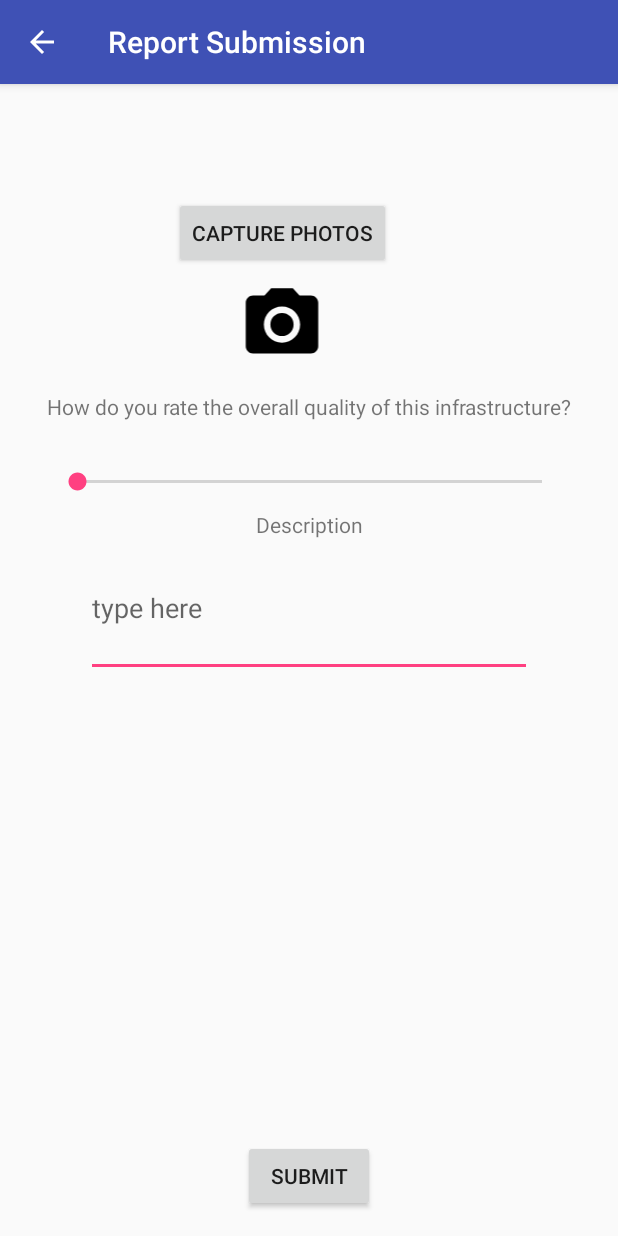
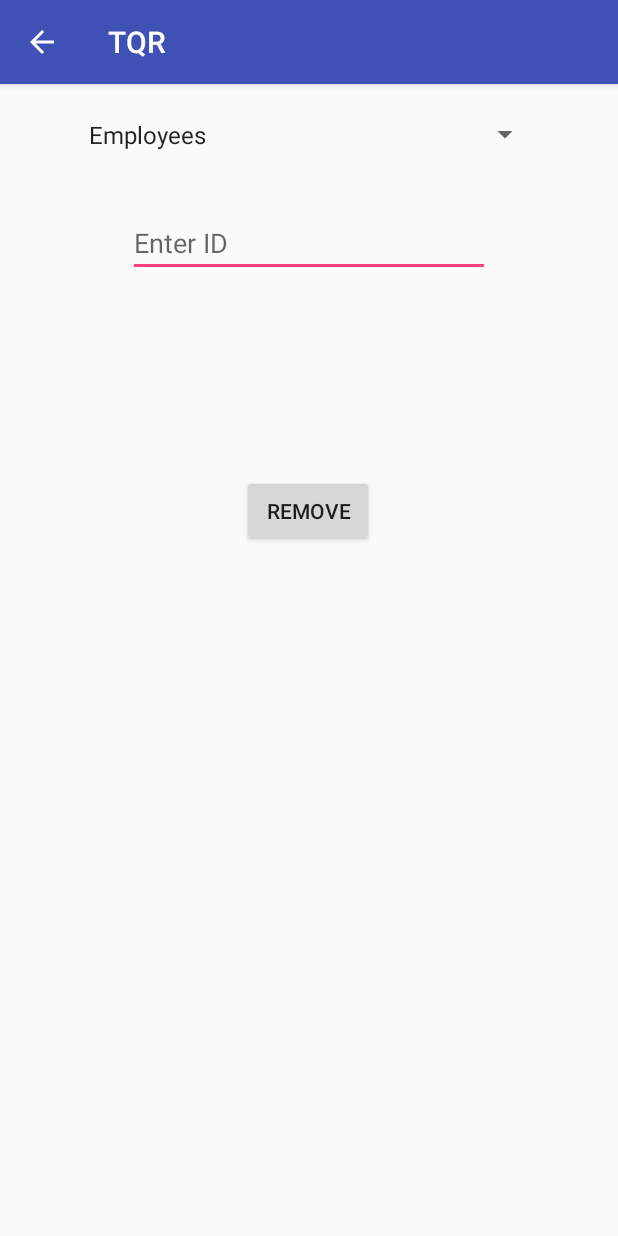
Before and after one commit to DanielMMilner/Infrastructure-Quality-Reporter-App, an Android app: the DatabaseViewer screen opened directly, with no data from a screen before it, after a tap on "remove icon", on a phone screen of 412 x 824 dp. Run offline under Robolectric (Android 15) with nearby library versions, the phone set to English and light mode, and no system bars; 1 statement that could not run was skipped.

Commit message:
added remove from database feature

```diff
--- a/app/src/main/AndroidManifest.xml
+++ b/app/src/main/AndroidManifest.xml
@@ -66,6 +66,9 @@
         <activity
             android:name=".DebugDatabaseActivity"
             android:parentActivityName=".DatabaseViewer" />
+        <activity
+            android:name=".RemoveFromDatabaseActivity"
+            android:parentActivityName=".DatabaseViewer" />
     </application>
 
 </manifest>
--- a/app/src/main/java/s3542977/com/tqr/DatabaseViewer.java
+++ b/app/src/main/java/s3542977/com/tqr/DatabaseViewer.java
@@ -35,7 +35,7 @@ public class DatabaseViewer extends AppCompatActivity {
                 startActivity(intent);
                 break;
             case R.id.removeButton:
-                intent = new Intent(this, ReportActivity.class);
+                intent = new Intent(this, RemoveFromDatabaseActivity.class);
                 startActivity(intent);
                 break;
             case R.id.searchButton:
--- /dev/null
+++ b/app/src/main/java/s3542977/com/tqr/RemoveFromDatabaseActivity.java
@@ -0,0 +1,95 @@
+package s3542977.com.tqr;
+
+import android.support.v7.app.AppCompatActivity;
+import android.os.Bundle;
+import android.text.InputType;
+import android.util.Log;
+import android.view.View;
+import android.widget.AdapterView;
+import android.widget.ArrayAdapter;
+import android.widget.EditText;
+import android.widget.Spinner;
+import android.widget.TextView;
+
+import java.util.ArrayList;
+
+public class RemoveFromDatabaseActivity extends AppCompatActivity implements AdapterView.OnItemSelectedListener {
+    private EditText idOption;
+    private TextView removeResult;
+    private DatabaseHandler databaseHandler;
+    private int spinnerPosition = 0;
+    private Spinner typeSpinner;
+
+    @Override
+    protected void onCreate(Bundle savedInstanceState) {
+        super.onCreate(savedInstanceState);
+        setContentView(R.layout.activity_remove_from_database);
+
+        databaseHandler = new DatabaseHandler(this);
+
+        idOption = findViewById(R.id.idOption);
+
+        removeResult = findViewById(R.id.removeResult);
+
+        Spinner tableSpinner = findViewById(R.id.removeFromDatabaseSpinner);
+        ArrayAdapter<CharSequence> adapter = ArrayAdapter.createFromResource(this,
+                R.array.search_database_array, android.R.layout.simple_spinner_item);
+        adapter.setDropDownViewResource(android.R.layout.simple_spinner_dropdown_item);
+        tableSpinner.setAdapter(adapter);
+        tableSpinner.setOnItemSelectedListener(this);
+
+        typeSpinner = findViewById(R.id.typeSpinner3);
+        typeSpinner.setOnItemSelectedListener(this);
+
+        ArrayList<String> options = databaseHandler.getTypesList();
+        if (options != null) {
+            ArrayAdapter<String> adapterTypes = new ArrayAdapter<>(this,
+                    android.R.layout.simple_spinner_item, options);
+            adapterTypes.setDropDownViewResource(android.R.layout.simple_spinner_dropdown_item);
+            typeSpinner.setAdapter(adapterTypes);
+        } else {
+            Log.d("Types List", "There is no types in the database");
+        }
+    }
+
+    @Override
+    public void onItemSelected(AdapterView<?> parent, View view, int position, long id) {
+        Spinner spinner = (Spinner) parent;
+        if (spinner.getId() == R.id.removeFromDatabaseSpinner) {
+            spinnerPosition = position;
+            if (position == DatabaseHandler.TYPES) {
+                idOption.setVisibility(View.INVISIBLE);
+                typeSpinner.setVisibility(View.VISIBLE);
+            } else {
+                idOption.setVisibility(View.VISIBLE);
+                typeSpinner.setVisibility(View.INVISIBLE);
+            }
+        }
+    }
+
+    @Override
+    public void onNothingSelected(AdapterView<?> parent) {
+
+    }
+
+    public void buttonPressed(View view) {
+        String id;
+
+        if (spinnerPosition == DatabaseHandler.TYPES) {
+            id = typeSpinner.getSelectedItem().toString();
+        } else {
+            id = String.valueOf(idOption.getText());
+        }
+
+        if (id.isEmpty()) {
+            removeResult.setText(R.string.enterAnId);
+            return;
+        }
+
+        if (databaseHandler.removeEntry(spinnerPosition, id)) {
+            removeResult.setText(R.string.removeSuccess);
+        } else {
+            removeResult.setText(R.string.removeFailed);
+        }
+    }
+}
--- /dev/null
+++ b/app/src/main/res/layout/activity_remove_from_database.xml
@@ -0,0 +1,72 @@
+<?xml version="1.0" encoding="utf-8"?>
+<android.support.constraint.ConstraintLayout xmlns:android="http://schemas.android.com/apk/res/android"
+    xmlns:app="http://schemas.android.com/apk/res-auto"
+    xmlns:tools="http://schemas.android.com/tools"
+    android:layout_width="match_parent"
+    android:layout_height="match_parent"
+    tools:context=".RemoveFromDatabaseActivity">
+
+    <Spinner
+        android:id="@+id/typeSpinner3"
+        android:layout_width="215dp"
+        android:layout_height="38dp"
+        android:layout_marginEnd="8dp"
+        android:layout_marginStart="8dp"
+        android:layout_marginTop="40dp"
+        android:visibility="invisible"
+        app:layout_constraintEnd_toEndOf="@+id/removeFromDatabaseSpinner"
+        app:layout_constraintStart_toStartOf="@+id/removeFromDatabaseSpinner"
+        app:layout_constraintTop_toBottomOf="@+id/removeFromDatabaseSpinner" />
+
+    <EditText
+        android:id="@+id/idOption"
+        android:layout_width="241dp"
+        android:layout_height="wrap_content"
+        android:layout_marginEnd="8dp"
+        android:layout_marginStart="8dp"
+        android:layout_marginTop="32dp"
+        android:ems="10"
+        android:hint="@string/enter_id"
+        android:inputType="number"
+        app:layout_constraintEnd_toEndOf="@+id/removeFromDatabaseSpinner"
+        app:layout_constraintStart_toStartOf="@+id/removeFromDatabaseSpinner"
+        app:layout_constraintTop_toBottomOf="@+id/removeFromDatabaseSpinner" />
+
+    <Spinner
+        android:id="@+id/removeFromDatabaseSpinner"
+        android:layout_width="309dp"
+        android:layout_height="35dp"
+        android:layout_marginEnd="16dp"
+        android:layout_marginStart="16dp"
+        android:layout_marginTop="16dp"
+        app:layout_constraintEnd_toEndOf="parent"
+        app:layout_constraintStart_toStartOf="parent"
+        app:layout_constraintTop_toTopOf="parent" />
+
+    <Button
+        android:id="@+id/removeButton"
+        android:layout_width="wrap_content"
+        android:layout_height="wrap_content"
+        android:layout_marginEnd="8dp"
+        android:layout_marginStart="8dp"
+        android:layout_marginTop="132dp"
+        android:onClick="buttonPressed"
+        android:text="@string/remove"
+        app:layout_constraintEnd_toEndOf="@+id/idOption"
+        app:layout_constraintHorizontal_bias="0.496"
+        app:layout_constraintStart_toStartOf="@+id/idOption"
+        app:layout_constraintTop_toBottomOf="@+id/idOption" />
+
+    <TextView
+        android:id="@+id/removeResult"
+        android:layout_width="wrap_content"
+        android:layout_height="wrap_content"
+        android:layout_marginBottom="8dp"
+        android:layout_marginEnd="8dp"
+        android:layout_marginStart="8dp"
+        android:layout_marginTop="8dp"
+        app:layout_constraintBottom_toTopOf="@+id/removeButton"
+        app:layout_constraintEnd_toEndOf="@+id/idOption"
+        app:layout_constraintStart_toStartOf="@+id/idOption"
+        app:layout_constraintTop_toBottomOf="@+id/idOption" />
+</android.support.constraint.ConstraintLayout>
--- a/app/src/main/res/values/strings.xml
+++ b/app/src/main/res/values/strings.xml
@@ -36,13 +36,19 @@
     <string name="search">Search</string>
     <string name="or">Or</string>
     <string name="debug">Debug</string>
-    <string name="remove">Remove</string>
     <string name="add">Add</string>
     <string name="database_options">Database Options</string>
     <string name="remove_icon">remove icon</string>
     <string name="search_icon">search icon</string>
     <string name="hazard_icon">hazard icon</string>
     <string name="add_icon">Add icon</string>
+    <string name="addToDatabaseError">All fields must be filled.</string>
+    <string name="addToDatabse">Added to Database</string>
+    <string name="enterAnId">Enter and ID first</string>
+    <string name="removeFailed">Removed failed. No entry with that ID found.</string>
+    <string name="removeSuccess">Successfully removed</string>
+    <string name="enter_id">Enter ID</string>
+    <string name="remove">Remove</string>
     <string-array name="speed_test_sizes_array">
         <item>1MiB</item>
         <item>16MiB</item>
```
Also changed, not shown: app/src/main/java/s3542977/com/tqr/AddToDatabaseActivity.java (+27 -7 lines), app/src/main/java/s3542977/com/tqr/DatabaseHandler.java (+18 -0 lines), app/src/main/res/layout/activity_add_to_database.xml (+14 -1 lines).
